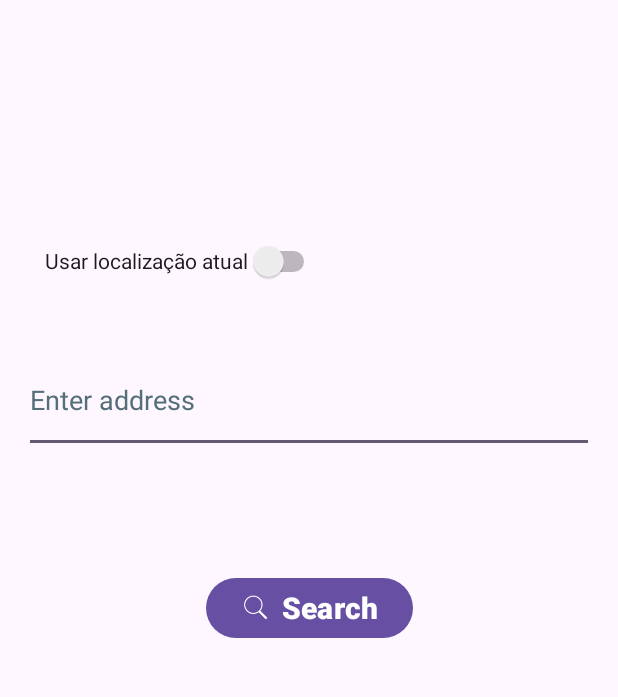
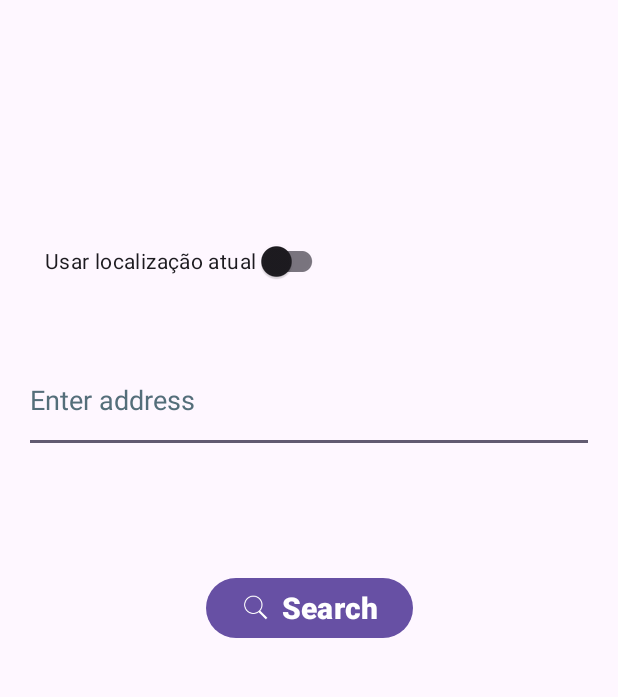
Before and after one commit to CaioARL/Solar_Calculator, an Android app: the screen it shows after launch (MainActivity), on a phone screen of 412 x 824 dp, the part 218-915 px from its top. Run offline under Robolectric (Android 15) with nearby library versions, the phone set to English and light mode, and no system bars.

Commit message:
usando app SwitchCompat atualizando gradle

```diff
--- a/app/src/main/java/com/example/solarcalculator/MainActivity.java
+++ b/app/src/main/java/com/example/solarcalculator/MainActivity.java
@@ -15,12 +15,12 @@ import android.view.MenuInflater;
 import android.view.MenuItem;
 import android.widget.Button;
 import android.widget.EditText;
-import android.widget.Switch;
 import android.widget.Toast;
 
 import androidx.activity.EdgeToEdge;
 import androidx.annotation.NonNull;
 import androidx.appcompat.app.AppCompatActivity;
+import androidx.appcompat.widget.SwitchCompat;
 import androidx.appcompat.widget.Toolbar;
 import androidx.core.app.ActivityCompat;
 import androidx.core.content.ContextCompat;
@@ -42,8 +42,7 @@ public class MainActivity extends AppCompatActivity {
     EditText editAddress;
     Button btnSearch;
     Toolbar toolbar;
-    @SuppressLint("UseSwitchCompatOrMaterialCode")
-    Switch locationSwitch;
+    SwitchCompat locationSwitch;
     FusedLocationProviderClient fusedLocationClient;
 
     @Override
@@ -105,10 +104,10 @@ public class MainActivity extends AppCompatActivity {
         if (requestCode == LOCATION_PERMISSION_REQUEST_CODE) {
             if (grantResults.length > 0 && grantResults[0] == PackageManager.PERMISSION_GRANTED) {
                 // Permissão concedida, pode acessar a localização
-                locationSwitch.setVisibility(Switch.VISIBLE);
+                locationSwitch.setVisibility(SwitchCompat.VISIBLE);
             } else {
                 // Permissão negada, lidar com o caso de permissão negada
-                locationSwitch.setVisibility(Switch.GONE);
+                locationSwitch.setVisibility(SwitchCompat.GONE);
             }
         }
     }
@@ -121,7 +120,7 @@ public class MainActivity extends AppCompatActivity {
 
         // Switch não visível enquanto permissão de localização != true
         locationSwitch = findViewById(R.id.locationSwitch);
-        locationSwitch.setVisibility(Switch.GONE);
+        locationSwitch.setVisibility(SwitchCompat.GONE);
 
         setSupportActionBar(toolbar);
     }
@@ -184,7 +183,7 @@ public class MainActivity extends AppCompatActivity {
             // Permissão não foi concedida, solicita a permissão
             ActivityCompat.requestPermissions(this, new String[]{Manifest.permission.ACCESS_FINE_LOCATION}, LOCATION_PERMISSION_REQUEST_CODE);
         } else {
-            locationSwitch.setVisibility(Switch.VISIBLE);
+            locationSwitch.setVisibility(SwitchCompat.VISIBLE);
         }
     }
 
--- a/app/src/main/res/layout/activity_main.xml
+++ b/app/src/main/res/layout/activity_main.xml
@@ -54,7 +54,7 @@
         app:layout_constraintEnd_toEndOf="parent"
         app:layout_constraintStart_toStartOf="parent" />
 
-    <Switch
+    <androidx.appcompat.widget.SwitchCompat
         android:id="@+id/locationSwitch"
         android:layout_width="wrap_content"
         android:layout_height="wrap_content"
--- a/app/src/main/res/values/colors.xml
+++ b/app/src/main/res/values/colors.xml
@@ -1,7 +1,5 @@
 <?xml version="1.0" encoding="utf-8"?>
 <resources>
     <color name="black">#FF000000</color>
-    <color name="white">#FFFFFFFF</color>
-    <color name="lime">#C3FF00</color>
     <color name="laranja">#FF5722</color>
 </resources>
--- a/app/src/main/res/values/strings.xml
+++ b/app/src/main/res/values/strings.xml
@@ -3,7 +3,6 @@
     <string name="search">Search</string>
     <string name="enter_address">Enter address</string>
     <string name="solar_calculator">Solar Calculator</string>
-    <string name="textview">TextView</string>
     <string name="back">Back</string>
     <string name="calculate">Calculate</string>
     <string name="complete_address">Complete Address</string>
@@ -13,12 +12,8 @@
     <string name="total_energy">Total Energy</string>
     <string name="new_address">New Address</string>
     <string name="money_saved">Money Saved</string>
-    <string name="energy">ENERGY</string>
     <string name="_0_2">20%</string>
-    <string name="configura_es">Configurações</string>
-    <string name="pre_o">Preço</string>
     <string name="_0_50">R$0.50</string>
-    <string name="efici_ncia">Eficiência</string>
     <string name="solar_panel">Solar Panel</string>
     <string name="energy_2">Energy</string>
     <string name="exit">Exit</string>
--- a/gradle/libs.versions.toml
+++ b/gradle/libs.versions.toml
@@ -4,7 +4,7 @@ gson = "2.10.1"
 junit = "4.13.2"
 junitVersion = "1.1.5"
 espressoCore = "3.5.1"
-appcompat = "1.6.1"
+appcompat = "1.7.0"
 material = "1.12.0"
 activity = "1.9.0"
 constraintlayout = "2.1.4"
@@ -13,7 +13,7 @@ opencsv = "5.7.1"
 playServicesLocation = "21.3.0"
 playServicesMaps = "18.2.0"
 kotlin = "1.9.0"
-lifecycleRuntimeKtx = "2.8.0"
+lifecycleRuntimeKtx = "2.8.1"
 activityCompose = "1.9.0"
 composeBom = "2024.05.00"
 
```
